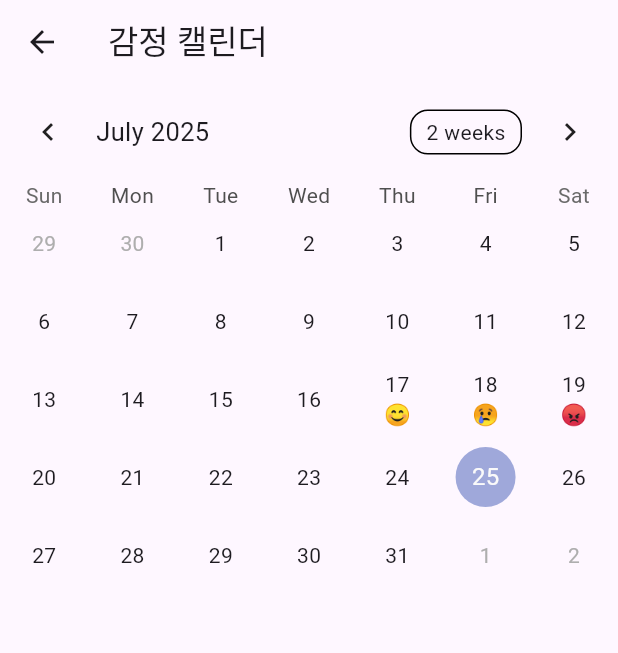
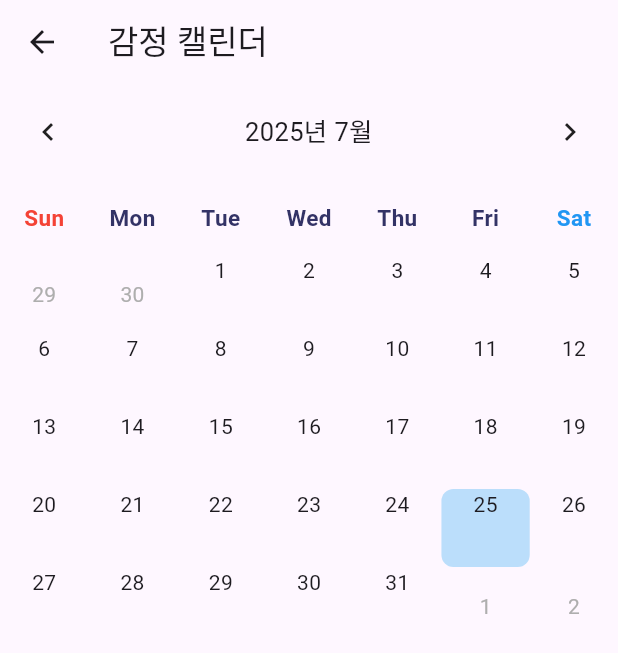
Before and after one commit to dlworua/lifemood, a Flutter app: the screen it shows once a user with an empty profile is signed in, after a tap on "감정 캘린더 보기", on a phone screen of 412 x 824 dp. Shown: the top 653 px of the screen. Run offline on Flutter 3.47's test engine with Material 3 defaults, Android fonts, the phone set to English and light mode, and no system bars; drawn by our look-alikes of table_calendar; our stand-ins replace cloud_firestore, firebase_auth, firebase_core, fl_chart, flutter_riverpod; accounts and stored records are empty; generated files the repository leaves out were written again.

Commit message:
feat: 캘린더 구현

```diff
--- a/lib/view/pages/calendar/calendar_page.dart
+++ b/lib/view/pages/calendar/calendar_page.dart
@@ -1,49 +1,172 @@
 import 'package:flutter/material.dart';
+import 'package:flutter_riverpod/flutter_riverpod.dart';
+import 'package:lifemood/data/model/feeling_entry.dart';
+import 'package:lifemood/view_model/feeling_view_model.dart';
 import 'package:table_calendar/table_calendar.dart';
+import '../feeling/feeling_detail_page.dart';
+import '../feeling/feeling_editor_page.dart';
 
-class CalendarPage extends StatefulWidget {
+class CalendarPage extends ConsumerStatefulWidget {
   const CalendarPage({super.key});
 
   @override
-  State<CalendarPage> createState() => _CalendarPageState();
+  ConsumerState<CalendarPage> createState() => _CalendarPageState();
 }
 
-class _CalendarPageState extends State<CalendarPage> {
+class _CalendarPageState extends ConsumerState<CalendarPage> {
   DateTime _focusedDay = DateTime.now();
   DateTime? _selectedDay;
 
-  // 임시로 감정 이모지 날짜별 데이터
-  final Map<DateTime, String> _emotions = {
-    DateTime.utc(2025, 7, 17): '😊',
-    DateTime.utc(2025, 7, 18): '😢',
-    DateTime.utc(2025, 7, 19): '😡',
-  };
+  // 날짜별 여러 감정 기록 저장
+  Map<DateTime, List<FeelingEntry>> _emotionMap = {};
+
+  @override
+  void initState() {
+    super.initState();
+    _loadFeelings();
+  }
+
+  DateTime _normalize(DateTime date) =>
+      DateTime(date.year, date.month, date.day);
+
+  Future<void> _loadFeelings() async {
+    await ref.read(feelingViewModelProvider.notifier).loadFeelings();
+    final feelings = ref.read(feelingViewModelProvider);
+
+    setState(() {
+      _emotionMap = {};
+      for (var entry in feelings) {
+        final date = _normalize(entry.date);
+        _emotionMap.putIfAbsent(date, () => []).add(entry);
+      }
+    });
+  }
+
+  String? _getMostUsedEmoji(List<FeelingEntry>? entries) {
+    if (entries == null || entries.isEmpty) return null;
+    final emojiCount = <String, int>{};
+    for (var entry in entries) {
+      emojiCount[entry.emoji] = (emojiCount[entry.emoji] ?? 0) + 1;
+    }
+    return emojiCount.entries.reduce((a, b) => a.value >= b.value ? a : b).key;
+  }
+
+  Widget _buildDayCell(DateTime day) {
+    final entries = _emotionMap[_normalize(day)];
+    final emoji = _getMostUsedEmoji(entries);
+
+    return Center(
+      child: Column(
+        mainAxisAlignment: MainAxisAlignment.center,
+        children: [
+          Text('${day.day}', style: const TextStyle(fontSize: 14)),
+          SizedBox(
+            height: 32,
+            child: emoji != null
+                ? Center(
+                    child: Text(emoji, style: const TextStyle(fontSize: 20)),
+                  )
+                : null,
+          ),
+        ],
+      ),
+    );
+  }
 
   @override
   Widget build(BuildContext context) {
     return Scaffold(
       appBar: AppBar(title: const Text("감정 캘린더")),
       body: TableCalendar(
-        firstDay: DateTime.utc(2020, 1, 1),
-        lastDay: DateTime.utc(2030, 12, 31),
+        firstDay: DateTime.utc(2000, 1, 1),
+        lastDay: DateTime.utc(2100, 12, 31),
         focusedDay: _focusedDay,
         selectedDayPredicate: (day) => isSameDay(_selectedDay, day),
-        onDaySelected: (selectedDay, focusedDay) {
+        calendarFormat: CalendarFormat.month,
+        availableCalendarFormats: const {CalendarFormat.month: '월'},
+        headerStyle: HeaderStyle(
+          formatButtonVisible: false,
+          titleCentered: true,
+          titleTextFormatter: (date, locale) => '${date.year}년 ${date.month}월',
+        ),
+        daysOfWeekHeight: 50,
+        onDaySelected: (selectedDay, focusedDay) async {
           setState(() {
             _selectedDay = selectedDay;
             _focusedDay = focusedDay;
           });
+
+          final normalizedDate = _normalize(selectedDay);
+          final selectedEntries = _emotionMap[normalizedDate] ?? [];
+
+          if (selectedEntries.isEmpty) {
+            await Navigator.push(
+              context,
+              MaterialPageRoute(
+                builder: (_) => FeelingEditorPage(selectedDate: selectedDay),
+              ),
+            );
+            await _loadFeelings();
+            setState(() {});
+          } else {
+            await Navigator.push(
+              context,
+              MaterialPageRoute(
+                builder: (_) => FeelingDetailPage(
+                  selectedDate: selectedDay,
+                  feelingEntries: selectedEntries,
+                ),
+              ),
+            );
+            await _loadFeelings();
+            setState(() {});
+          }
         },
         calendarBuilders: CalendarBuilders(
-          defaultBuilder: (context, day, focusedDay) {
-            final emoji = _emotions[DateTime.utc(day.year, day.month, day.day)];
+          dowBuilder: (context, day) {
+            final text = [
+              'Sun',
+              'Mon',
+              'Tue',
+              'Wed',
+              'Thu',
+              'Fri',
+              'Sat',
+            ][day.weekday % 7];
+            Color color;
+            if (day.weekday == DateTime.sunday) {
+              color = Colors.red;
+            } else if (day.weekday == DateTime.saturday) {
+              color = Colors.blue;
+            } else {
+              color = const Color(0xFF333366);
+            }
             return Center(
-              child: Column(
-                mainAxisAlignment: MainAxisAlignment.center,
-                children: [Text('${day.day}'), if (emoji != null) Text(emoji)],
+              child: Text(
+                text,
+                style: TextStyle(
+                  fontWeight: FontWeight.bold,
+                  color: color,
+                  fontSize: 15,
+                ),
               ),
             );
           },
+          defaultBuilder: (context, day, focusedDay) => _buildDayCell(day),
+          todayBuilder: (context, day, focusedDay) => Container(
+            decoration: BoxDecoration(
+              color: Colors.blue.shade100,
+              borderRadius: BorderRadius.circular(8),
+            ),
+            child: _buildDayCell(day),
+          ),
+          selectedBuilder: (context, day, focusedDay) => Container(
+            decoration: BoxDecoration(
+              color: Colors.blueAccent.shade100,
+              borderRadius: BorderRadius.circular(8),
+            ),
+            child: _buildDayCell(day),
+          ),
         ),
       ),
     );
```
Also changed, not shown: lib/view/pages/feeling/feeling_detail_page.dart (added, +80 -0 lines), lib/view/pages/feeling/feeling_editor_page.dart (+78 -30 lines).
